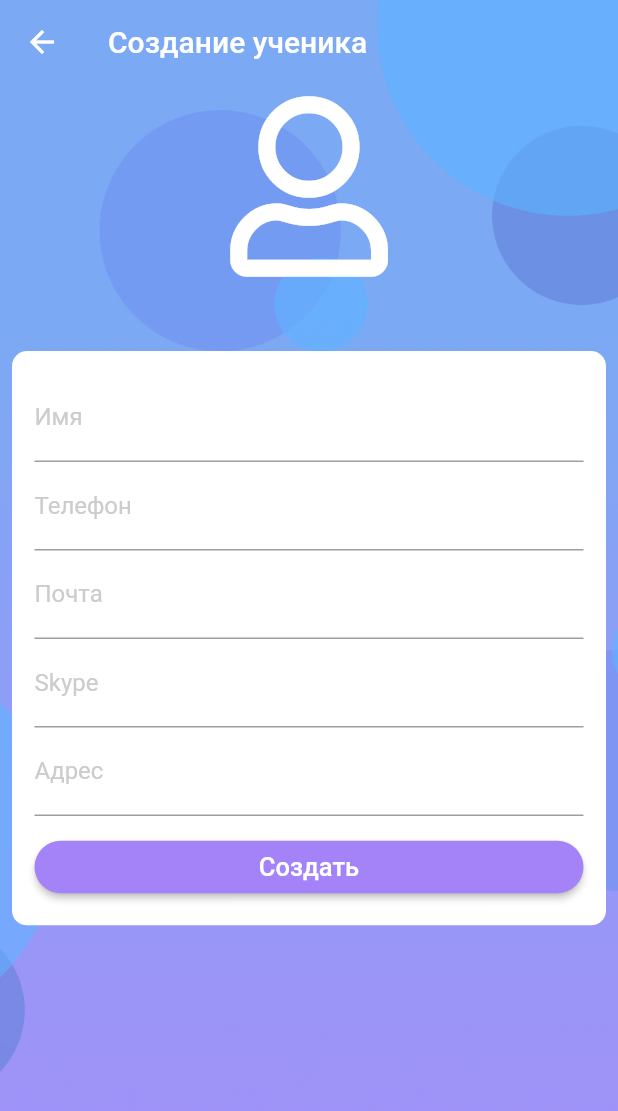
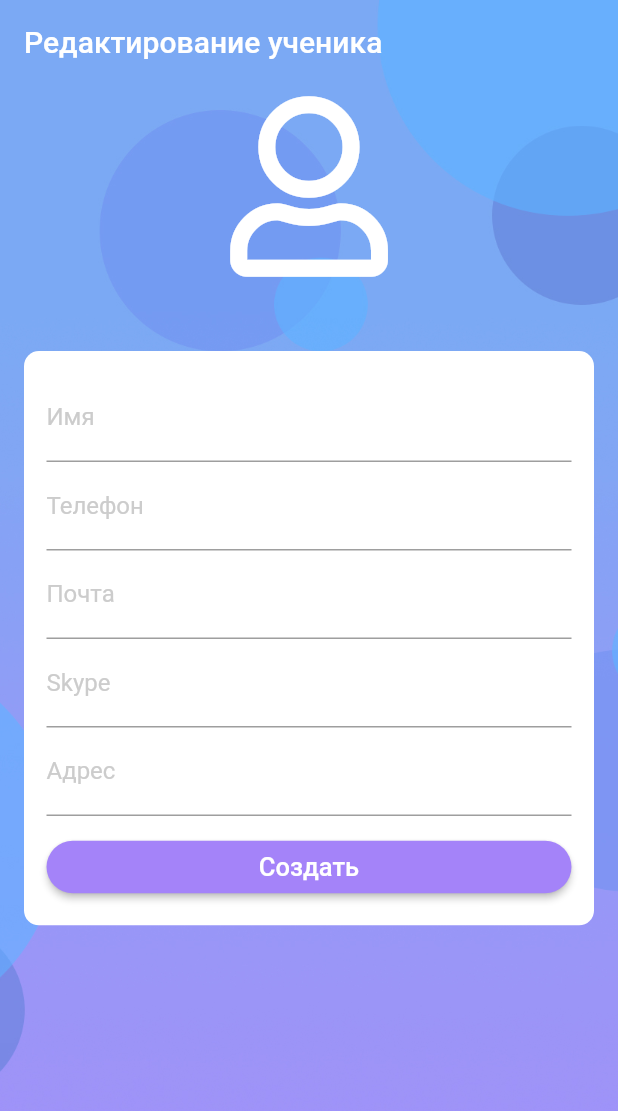
Before and after one commit to codethenpizza/tutorhelper, a Flutter app: the StudentCreate widget shown alone on an empty page, opened directly, on a phone screen of 412 x 824 dp. Shown: the top 1111 px of the screen. Run offline on Flutter 3.47's test engine with Material 2 defaults, Android fonts, the light colour scheme and no system bars; our stand-ins replace charts_flutter, flushbar, flutter_datetime_picker, flutter_local_notifications, flutter_slidable, font_awesome_flutter and 1 more; missing offline and left inert: flutter_cupertino_localizations, flutter_material_color_picker; accounts and stored records are empty.

Commit message:
-add layout widget on studentCreate screen

```diff
--- a/lib/screens/StudentCreate.dart
+++ b/lib/screens/StudentCreate.dart
@@ -1,6 +1,7 @@
 import 'package:flushbar/flushbar.dart';
 import 'package:flutter/material.dart';
 import 'package:tutor_helper/models/StudentModel.dart';
+import 'package:tutor_helper/widgets/Layout.dart';
 
 //font awesome
 import 'package:font_awesome_flutter/font_awesome_flutter.dart';
@@ -19,27 +20,9 @@ class StudentCreateState extends State<StudentCreate> {
   var _formKey = GlobalKey<FormState>();
 
   @override
-  Widget build(BuildContext context) {
-    return Container(
-      child: new Stack(
-        children: <Widget>[
-          new Container(
-            child: new Image.asset(
-              'assets/appbarfullbg.jpg',
-              fit: BoxFit.cover,
-              height: MediaQuery.of(context).size.height,
-              width: MediaQuery.of(context).size.width,
-            ),
-            color: Colors.lightGreen,
-          ),
-          Scaffold(
-            backgroundColor: Colors.transparent,
-            appBar: AppBar(
-              title: Text('Создание ученика'),
-              backgroundColor: Colors.transparent,
-              elevation: 0.0,
-            ),
-            body: Form(
+  Widget build(BuildContext context) => Layout(
+    title: "Редактирование ученика",
+    child: Form(
               key: _formKey,
               child: ListView(children: <Widget>[
                 Padding(
@@ -153,11 +136,7 @@ class StudentCreateState extends State<StudentCreate> {
                 ),
               ]),
             ),
-          )
-        ],
-      ),
     );
-  }
 
   createStudent(BuildContext context) async {
     StudentModel student =
```
Also changed, not shown: assets/logo.jpg (added).
